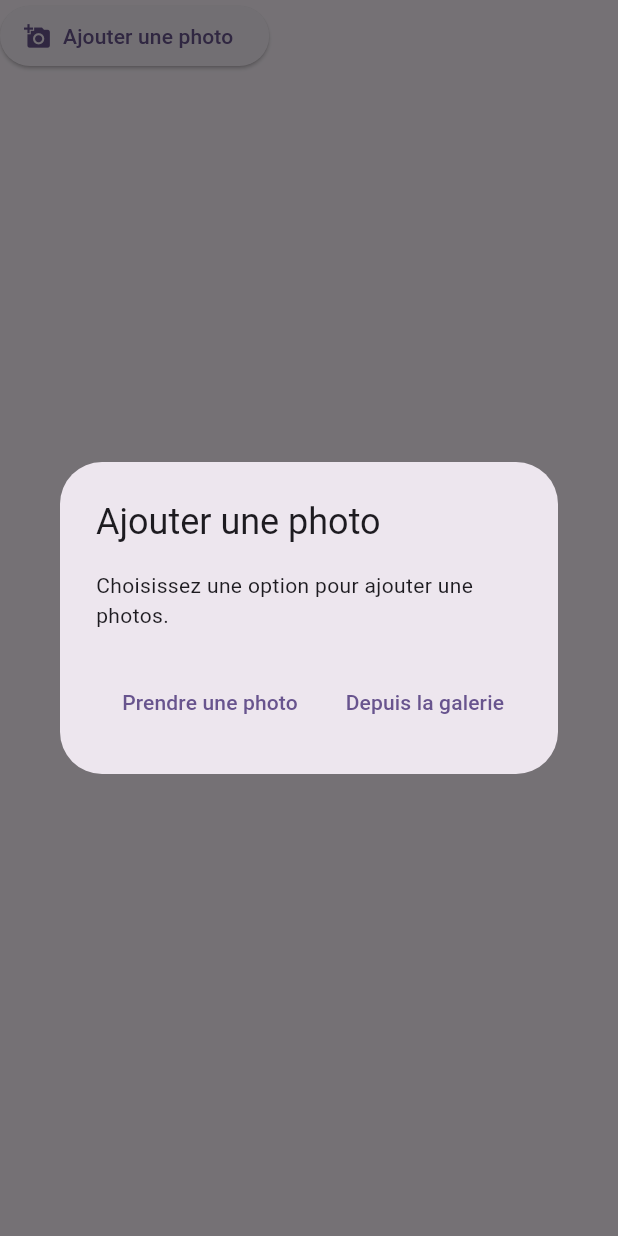
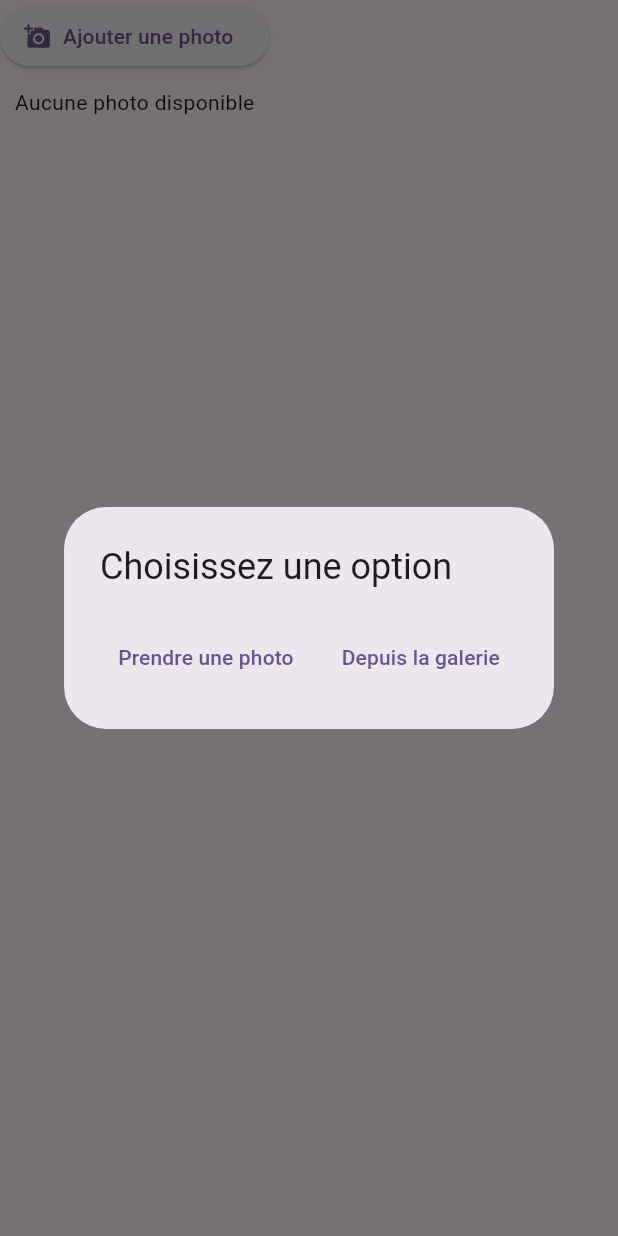
Before and after one commit to PavelDelhomme/flutter_budget_management, a Flutter app: the PhotoGallery widget shown alone on an empty page, opened directly with empty values, after a tap on "Ajouter une photo", on a phone screen of 412 x 824 dp. Run offline on Flutter 3.47's test engine with Material 3 defaults, Android fonts, the phone set to English and light mode, and no system bars; our stand-ins replace another_flushbar, cloud_firestore, firebase_auth, firebase_core, firebase_storage, flutter_map and 7 more; missing offline and left inert: nominatim_geocoding; accounts and stored records are empty; network calls fail.

Commit message:
Split dans plusieur Widget pour la gestion des photos avec pas encore de mise a jour après suppression de la photos

```diff
--- a/lib/views/budget/transaction/photos/photos_gallery.dart
+++ b/lib/views/budget/transaction/photos/photos_gallery.dart
@@ -1,11 +1,9 @@
-import 'dart:developer';
 import 'dart:io';
-import 'package:firebase_auth/firebase_auth.dart';
-import 'package:firebase_storage/firebase_storage.dart';
 import 'package:flutter/material.dart';
 import 'package:image_picker/image_picker.dart';
 import 'package:cloud_firestore/cloud_firestore.dart';
-import 'package:budget_management/views/budget/transaction/photos/image_screen.dart';
+import 'image_screen.dart';
+import 'package:budget_management/services/utils_services/image_service.dart';
 
 class PhotoGallery extends StatefulWidget {
   final DocumentSnapshot transaction;
@@ -20,6 +18,7 @@ class _PhotoGalleryState extends State<PhotoGallery> {
   final ImagePicker picker = ImagePicker();
   late List<String> photos = [];
   bool isLoading = false;
+  int currentIndex = 0;
 
 
   Future<void> _loadPhotos() async {
@@ -27,9 +26,13 @@ class _PhotoGalleryState extends State<PhotoGallery> {
     final data = widget.transaction.data() as Map<String, dynamic>?;
     List<String> fetchedPhotos = data != null && data.containsKey('photos') ? List<String>.from(data['photos']) : [];
     setState(() {
+      photos = fetchedPhotos;
+      isLoading = false;
+      /*
       photos.clear();
       photos.addAll(fetchedPhotos);
       isLoading = false;
+      */
     });
   }
 
@@ -48,45 +51,14 @@ class _PhotoGalleryState extends State<PhotoGallery> {
       return;
     }
 
-    final XFile? pickedFile = await showDialog<XFile?>(
-      context: context,
-      builder: (BuildContext context) {
-        return AlertDialog(
-          title: const Text("Ajouter une photo"),
-          content: const Text("Choisissez une option pour ajouter une photos."),
-          actions: [
-            TextButton(
-              onPressed: () async {
-                Navigator.pop(context, await picker.pickImage(source: ImageSource.camera));
-              },
-              child: const Text("Prendre une photo"),
-            ),
-            TextButton(
-              onPressed: () async {
-                Navigator.pop(context, await picker.pickImage(source: ImageSource.gallery));
-              },
-              child: const Text("Depuis la galerie"),
-            ),
-          ],
-        );
-      },
-    );
-
+    final XFile? pickedFile = await showImageSourceDialog(context, picker);
     if (pickedFile != null) {
-      final String fileName = DateTime.now().toIso8601String();
-      final File imageFile = File(pickedFile.path);
-
-      try {
-        final downloadUrl = await FirebaseStorage.instance
-            .ref(fileName)
-            .putFile(imageFile)
-            .then((task) => task.ref.getDownloadURL());
+      final String? downloadUrl = await uploadImage(File(pickedFile.path));
+      if (downloadUrl != null) {
         await widget.transaction.reference.update({
           "photos": FieldValue.arrayUnion([downloadUrl]),
         });
         _loadPhotos();
-      } catch (e) {
-        log("Erreur lors de l'upload de l'image : $e");
       }
     }
   }
@@ -105,16 +77,26 @@ class _PhotoGalleryState extends State<PhotoGallery> {
         const SizedBox(height: 10),
         isLoading
             ? const CircularProgressIndicator()
-            : Wrap(
-          spacing: 10,
-          children: photos.map((url) {
+            : photos.isEmpty
+                ? const Text("Aucune photo disponible")
+                : SizedBox(
+                    height: 200,
+                    child: PageView.builder(
+                      itemCount: photos.length,
+                      controller: PageController(initialPage: currentIndex),
+                      onPageChanged: (index) {
+                        setState(() {
+                          currentIndex = index;
+                        });
+                      },
+                      itemBuilder: (context, index) {
                         return GestureDetector(
                           onTap: () async {
                             final result = await Navigator.push(
                               context,
                               MaterialPageRoute(
                                 builder: (context) => ImageScreen(
-                      imageUrl: url,
+                                  imageUrl: photos[index],
                                   transaction: widget.transaction,
                                 ),
                               ),
@@ -123,13 +105,13 @@ class _PhotoGalleryState extends State<PhotoGallery> {
                               _loadPhotos();
                             }
                           },
-              child: SizedBox(
-                height: 100,
-                width: 100,
-                child: Image.network(url, fit: BoxFit.cover),
+                          child: Image.network(
+                            photos[index],
+                            fit: BoxFit.cover,
                           ),
                         );
-          }).toList(),
+                      },
+                    ),
                   ),
       ],
     );
--- a/lib/views/budget/transaction/transaction_details_view.dart
+++ b/lib/views/budget/transaction/transaction_details_view.dart
@@ -1,12 +1,10 @@
 import 'dart:developer';
-import 'dart:io';
 import 'package:budget_management/utils/recurring_transactions.dart';
 import 'package:budget_management/views/budget/transaction/photos/photos_gallery.dart';
 import 'package:budget_management/views/budget/transaction/transaction_form_screen.dart';
 import 'package:firebase_auth/firebase_auth.dart';
 import 'package:firebase_storage/firebase_storage.dart';
 import 'package:flutter/material.dart';
-import 'package:image_picker/image_picker.dart';
 import 'package:intl/intl.dart';
 import 'package:cloud_firestore/cloud_firestore.dart';
 import 'package:latlong2/latlong.dart';
```
Also changed, not shown: lib/services/utils_services/image_service.dart (+61 -12 lines), lib/views/budget/transaction/photos/image_screen.dart (+9 -69 lines), lib/views/budget/transaction/transaction_form_screen.dart (+6 -103 lines). Lines whose indentation alone changed are shown as unchanged.
